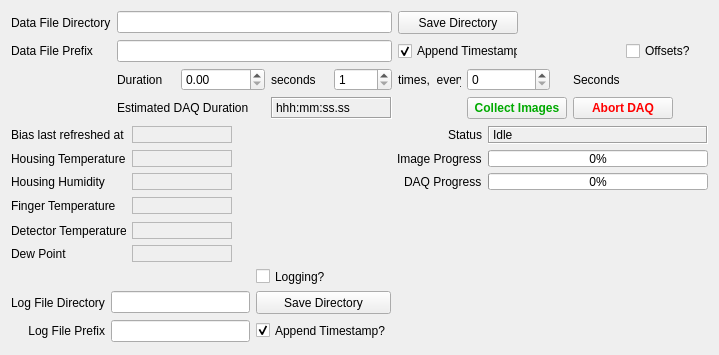
Old version of the form STFC/HexitecGigEProject/trunk/HexitecGigE/dataacquisitionform.ui in the repository stfc-detectors/hexitec.
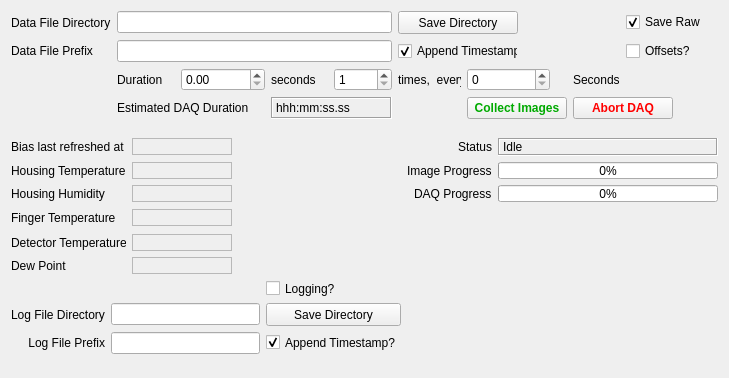
New version of the form.

Patch:
```diff
--- a/STFC/HexitecGigEProject/trunk/HexitecGigE/dataacquisitionform.ui
+++ b/STFC/HexitecGigEProject/trunk/HexitecGigE/dataacquisitionform.ui
@@ -6,8 +6,8 @@
    <rect>
     <x>0</x>
     <y>0</y>
-    <width>697</width>
-    <height>355</height>
+    <width>703</width>
+    <height>378</height>
    </rect>
   </property>
   <property name="windowTitle">
@@ -354,19 +354,6 @@
      </property>
     </widget>
    </item>
-   <item row="4" column="3">
-    <spacer name="verticalSpacer_2">
-     <property name="orientation">
-      <enum>Qt::Vertical</enum>
-     </property>
-     <property name="sizeHint" stdset="0">
-      <size>
-       <width>20</width>
-       <height>40</height>
-      </size>
-     </property>
-    </spacer>
-   </item>
    <item row="1" column="1" colspan="4">
     <widget class="QLineEdit" name="dataFilePrefix">
      <property name="minimumSize">
@@ -826,6 +813,29 @@
      </item>
     </layout>
    </item>
+   <item row="4" column="0">
+    <spacer name="verticalSpacer_2">
+     <property name="orientation">
+      <enum>Qt::Vertical</enum>
+     </property>
+     <property name="sizeHint" stdset="0">
+      <size>
+       <width>20</width>
+       <height>40</height>
+      </size>
+     </property>
+    </spacer>
+   </item>
+   <item row="0" column="9">
+    <widget class="QCheckBox" name="saveRaw">
+     <property name="text">
+      <string>Save Raw</string>
+     </property>
+     <property name="checked">
+      <bool>true</bool>
+     </property>
+    </widget>
+   </item>
   </layout>
  </widget>
  <resources/>
```
Left out of the diff: 350 changed lines with no effect on the pictures.
